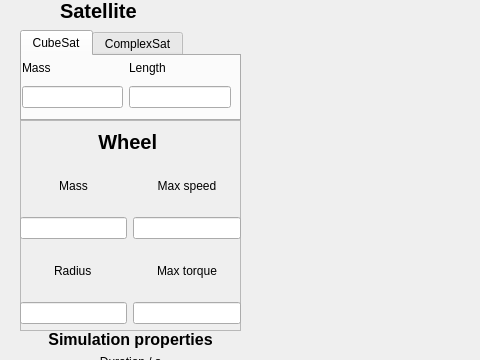
This is ui/mainwindow.ui in BohdanMytnyk/neurocontroller as Qt 5 draws it before an edit; both pictures show x 0 to 480 and y 0 to 360 of the 946 by 800 pixel window. The edited form follows.
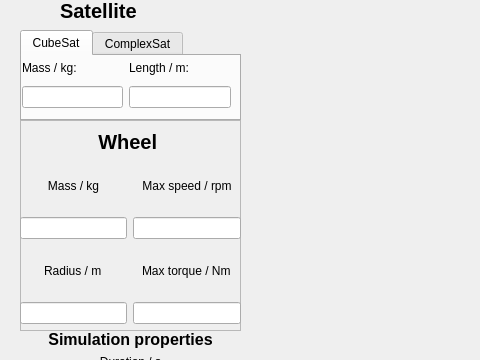
This is the edited form. The open tabs and pages were chosen to show the change. Custom widgets are drawn as their Qt base class.

Diff of the .ui file:
```diff
--- a/ui/mainwindow.ui
+++ b/ui/mainwindow.ui
@@ -77,14 +77,14 @@
        <item row="0" column="0">
         <widget class="QLabel" name="mass_label">
          <property name="text">
-          <string>Mass</string>
+          <string>Mass / kg:</string>
          </property>
         </widget>
        </item>
        <item row="0" column="1">
         <widget class="QLabel" name="length_label">
          <property name="text">
-          <string>Length</string>
+          <string>Length / m:</string>
          </property>
         </widget>
        </item>
@@ -206,7 +206,7 @@
       <item row="0" column="1">
        <widget class="QLabel" name="max_speed_wheel_label">
         <property name="text">
-         <string>Max speed</string>
+         <string>Max speed / rpm</string>
         </property>
         <property name="alignment">
          <set>Qt::AlignCenter</set>
@@ -223,7 +223,7 @@
       <item row="3" column="0" alignment="Qt::AlignHCenter">
        <widget class="QLabel" name="radius_label">
         <property name="text">
-         <string>Radius</string>
+         <string>Radius / m</string>
         </property>
        </widget>
       </item>
@@ -237,7 +237,7 @@
       <item row="3" column="1" alignment="Qt::AlignHCenter">
        <widget class="QLabel" name="max_torque_label">
         <property name="text">
-         <string>Max torque</string>
+         <string>Max torque / Nm</string>
         </property>
        </widget>
       </item>
@@ -254,7 +254,7 @@
       <item row="0" column="0">
        <widget class="QLabel" name="wheel_mass_label">
         <property name="text">
-         <string>Mass</string>
+         <string>Mass / kg</string>
         </property>
         <property name="alignment">
          <set>Qt::AlignCenter</set>
```
Left out of the diff: 6 changed lines with no effect on the pictures.
